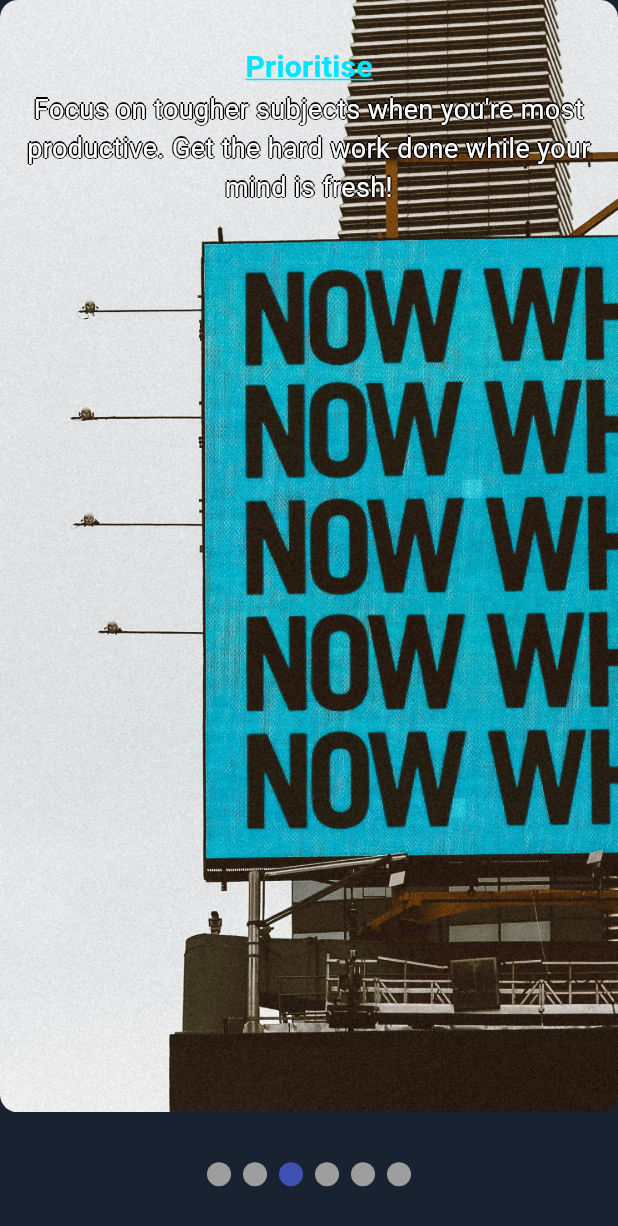
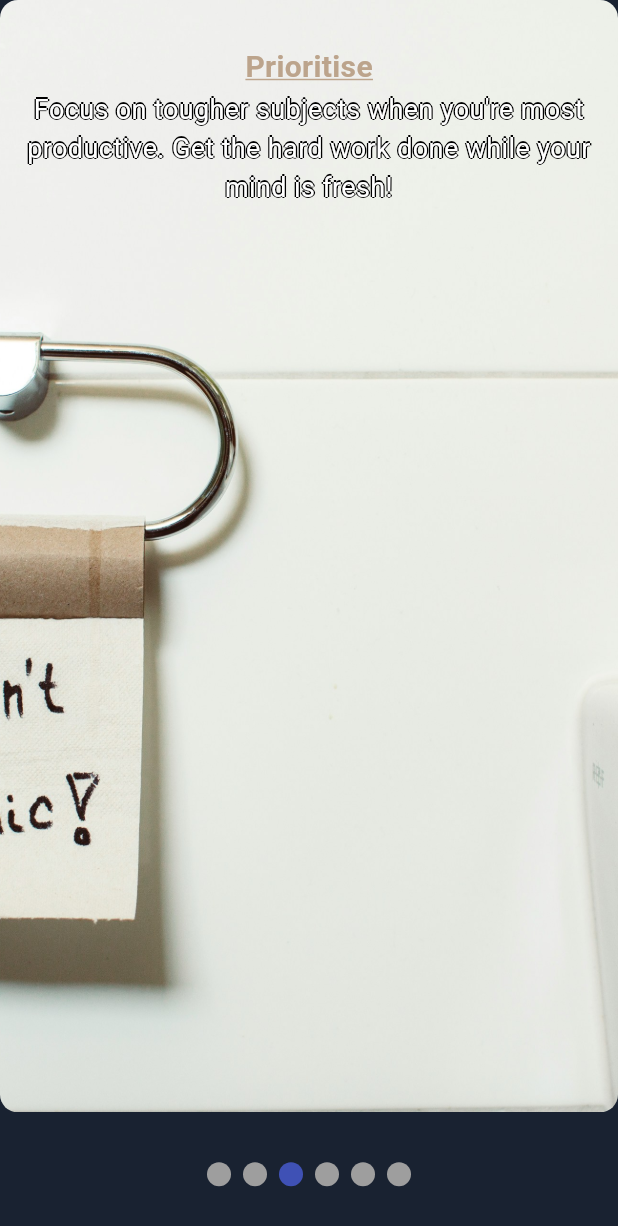
Before and after one commit to Ido-Badash/Flowscape, a Flutter app: the ManageYourTimeScape widget shown alone on an empty page, opened directly, swiped to page 3, on a phone screen of 412 x 824 dp. Shown: the top 1226 px of the screen. Run offline on Flutter 3.47's test engine with Material 3 defaults, Android fonts, the phone set to English and light mode, and no system bars; drawn by our look-alikes of smooth_page_indicator.

Commit message:
🚀✨🌃 Update color scheme in ManageYourTimeScape for improved readability; add new image assets for enhanced visual appeal.

```diff
--- a/lib/features/home/scapes/scapes_warehouse/manage_your_time/manage_your_time.dart
+++ b/lib/features/home/scapes/scapes_warehouse/manage_your_time/manage_your_time.dart
@@ -88,7 +88,7 @@ class ManageYourTimeScape extends StatelessWidget with ScapeUtils {
       children: TextUtils.buildTitleAndText(
         title: TextUtils.buildClassicTitle(
           "Prioritise",
-          color: Colors.cyanAccent[400],
+          color: Color.fromRGBO(188, 164, 140, 1.0),
         ),
         text: TextUtils.buildClassicText(
           "Focus on tougher subjects when you're most productive. Get the hard work done while your mind is fresh!",
@@ -106,7 +106,7 @@ class ManageYourTimeScape extends StatelessWidget with ScapeUtils {
       children: TextUtils.buildTitleAndText(
         title: TextUtils.buildClassicTitle(
           "Take Breaks",
-          color: Colors.yellow[700],
+          color: Color.fromRGBO(24, 20, 20, 1.0),
         ),
         text: TextUtils.buildClassicText(
           "Use the Pomodoro technique: 25 min work, 5 min break. Boosts focus and prevents burnout.",
@@ -124,7 +124,7 @@ class ManageYourTimeScape extends StatelessWidget with ScapeUtils {
       children: TextUtils.buildTitleAndText(
         title: TextUtils.buildClassicTitle(
           "Stay Organised",
-          color: Colors.yellow[700],
+          color: Color.fromRGBO(24, 20, 20, 1.0),
         ),
         text: TextUtils.buildClassicText(
           "Keep your notes and assignments neat and in order. A tidy space leads to a clear mind.",
@@ -142,7 +142,7 @@ class ManageYourTimeScape extends StatelessWidget with ScapeUtils {
       children: TextUtils.buildTitleAndText(
         title: TextUtils.buildClassicTitle(
           "Eliminate Distractions",
-          color: Colors.yellow[700],
+          color: Color.fromRGBO(132, 201, 182, 1),
         ),
         text: TextUtils.buildClassicText(
           "Turn off notifications and stay focused. Increase productivity by minimizing interruptions.",
```
Also changed, not shown: assets/images/scapes/manage_your_time/page_2.jpg, assets/images/scapes/manage_your_time/page_3.jpg (added), assets/images/scapes/manage_your_time/page_4.jpg (added), 1 other file.
